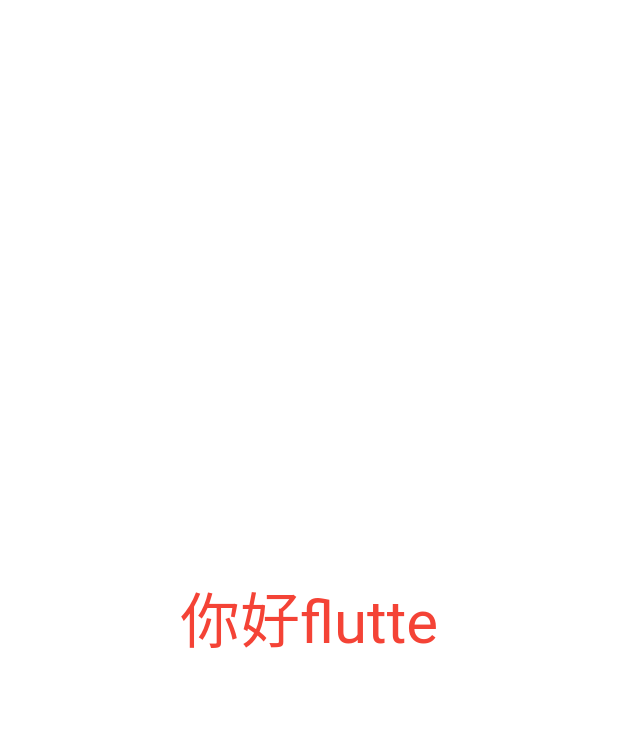
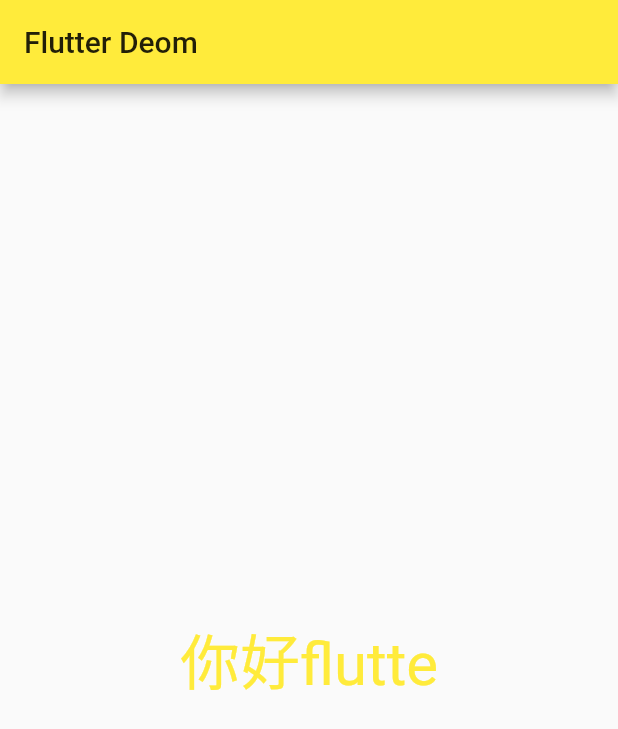
Before and after one commit to 405149071/flutter, a Flutter app: the screen it shows after launch, on a phone screen of 412 x 824 dp. Shown: the top 729 px of the screen. Run offline on Flutter 3.47's test engine with Material 2 defaults, Android fonts, the phone set to English and light mode, and no system bars.

Commit message:
添加appbar

```diff
--- a/flutter_app03/lib/main.dart
+++ b/flutter_app03/lib/main.dart
@@ -9,12 +9,29 @@ class MyApp extends StatelessWidget {
   @override
   Widget build(BuildContext context) {
     // TODO: implement build
+    return MaterialApp(
+      home: Scaffold(
+        appBar: AppBar(
+          title: Text('Flutter Deom'),
+        ),
+        body: HomeContent(),
+      ),
+      theme: ThemeData(primarySwatch: Colors.yellow),
+    );
+  }
+}
+
+// 组件
+class HomeContent extends StatelessWidget {
+  @override
+  Widget build(BuildContext context) {
+    // TODO: implement build
     return Center(
       child: Text(
         '你好flutte',
         textDirection: TextDirection.ltr,
         style: TextStyle(
-          color: Colors.red,
+          color: Colors.yellow,
           fontSize: 40.0,
         ),
       ),
```
